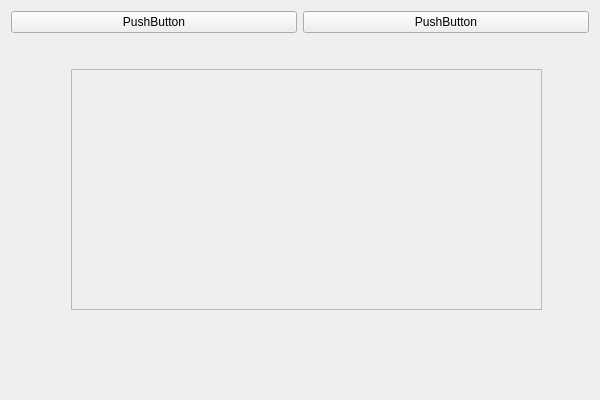
Qt form qt_appWidget/qt_appWidget.ui (Nightstars/qt_appWidget) before a commit.
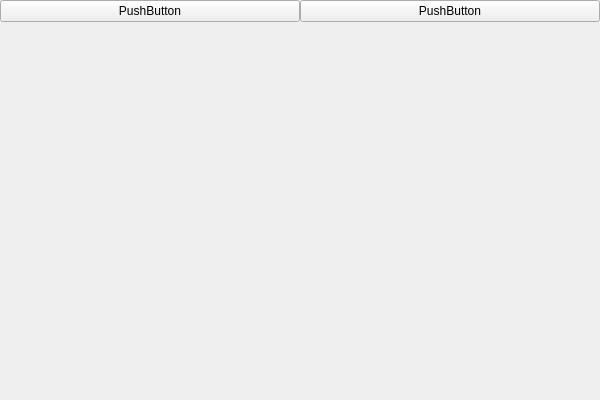
The same form after that commit. The open tabs and pages were chosen to show the change.

Patch:
```diff
--- a/qt_appWidget/qt_appWidget.ui
+++ b/qt_appWidget/qt_appWidget.ui
@@ -37,38 +37,14 @@
      <item>
       <widget class="QStackedWidget" name="stackedWidget">
        <widget class="QWidget" name="page"/>
-       <widget class="QWidget" name="page_2">
-        <widget class="QScrollArea" name="scrollArea">
-         <property name="geometry">
-          <rect>
-           <x>60</x>
-           <y>30</y>
-           <width>471</width>
-           <height>241</height>
-          </rect>
-         </property>
-         <property name="widgetResizable">
-          <bool>true</bool>
-         </property>
-         <widget class="QWidget" name="scrollAreaWidgetContents">
-          <property name="geometry">
-           <rect>
-            <x>0</x>
-            <y>0</y>
-            <width>469</width>
-            <height>239</height>
-           </rect>
-          </property>
-         </widget>
-        </widget>
-       </widget>
+       <widget class="QWidget" name="page_2"/>
       </widget>
      </item>
     </layout>
    </item>
   </layout>
  </widget>
- <layoutdefault spacing="6" margin="11"/>
+ <layoutdefault spacing="0" margin="0"/>
  <resources>
   <include location="qt_appWidget.qrc"/>
  </resources>
```
